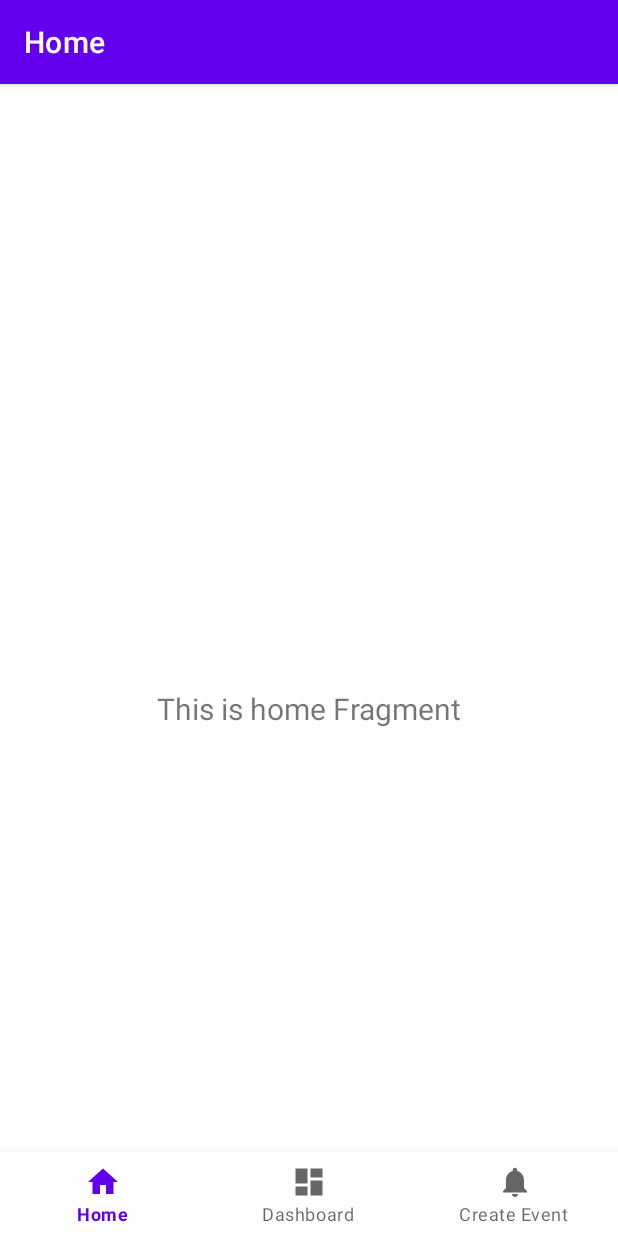
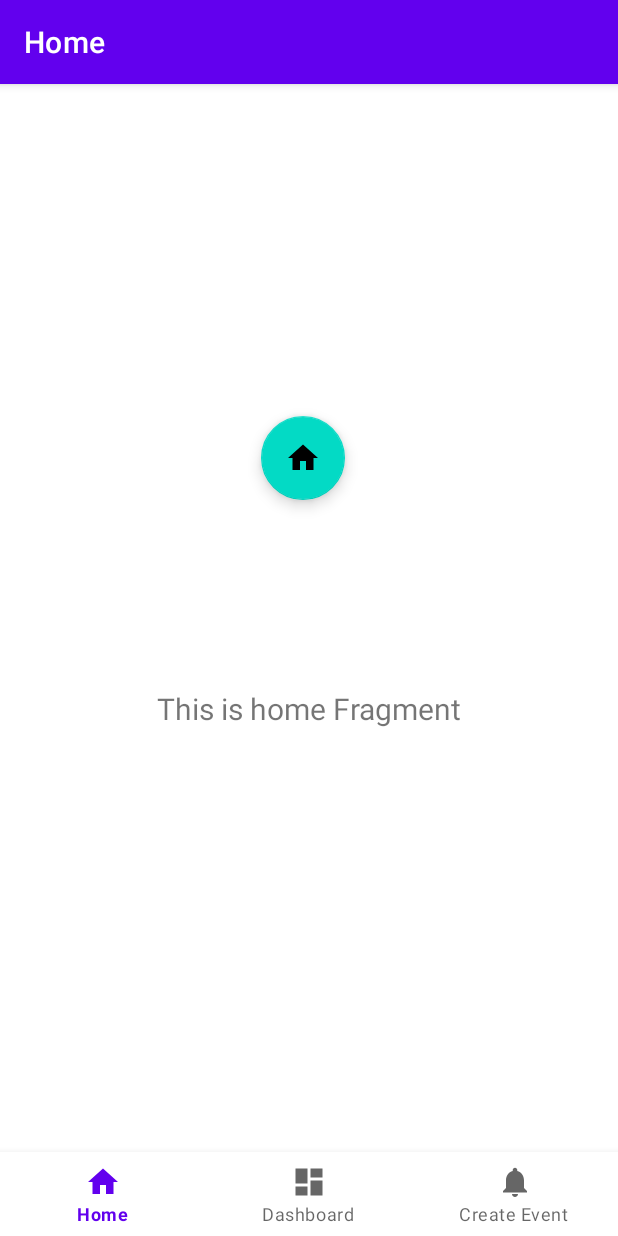
Before and after one commit to LucienLuc/kiwi, an Android app: the screen it shows after launch (MainActivity), on a phone screen of 412 x 824 dp. Run offline under Robolectric (Android 15) with nearby library versions, the phone set to English and light mode, and no system bars; our stand-ins replace Firebase (no records; nobody signed in at launch, a user with empty details on screens opened directly), navigation-ui.

```diff
--- a/app/build.gradle
+++ b/app/build.gradle
@@ -1,6 +1,7 @@
 plugins {
     id 'com.android.application'
     id 'org.jetbrains.kotlin.android'
+    id 'com.google.gms.google-services'
 }
 
 android {
@@ -44,6 +45,9 @@ dependencies {
     implementation 'androidx.lifecycle:lifecycle-viewmodel-ktx:2.4.1'
     implementation 'androidx.navigation:navigation-fragment-ktx:2.4.2'
     implementation 'androidx.navigation:navigation-ui-ktx:2.4.2'
+    implementation platform('com.google.firebase:firebase-bom:30.0.1')
+    implementation 'com.google.firebase:firebase-analytics-ktx'
+    implementation 'com.google.firebase:firebase-database-ktx'
     testImplementation 'junit:junit:4.13.2'
     androidTestImplementation 'androidx.test.ext:junit:1.1.3'
     androidTestImplementation 'androidx.test.espresso:espresso-core:3.4.0'
--- a/app/src/main/java/edu/ucsb/cs/cs184/group2/kiwi/MainActivity.kt
+++ b/app/src/main/java/edu/ucsb/cs/cs184/group2/kiwi/MainActivity.kt
@@ -1,12 +1,19 @@
 package edu.ucsb.cs.cs184.group2.kiwi
 
 import android.os.Bundle
+import android.util.Log
 import com.google.android.material.bottomnavigation.BottomNavigationView
 import androidx.appcompat.app.AppCompatActivity
 import androidx.navigation.findNavController
 import androidx.navigation.ui.AppBarConfiguration
 import androidx.navigation.ui.setupActionBarWithNavController
 import androidx.navigation.ui.setupWithNavController
+import com.google.android.material.floatingactionbutton.FloatingActionButton
+import com.google.firebase.database.DataSnapshot
+import com.google.firebase.database.DatabaseError
+import com.google.firebase.database.ValueEventListener
+import com.google.firebase.database.ktx.database
+import com.google.firebase.ktx.Firebase
 import edu.ucsb.cs.cs184.group2.kiwi.databinding.ActivityMainBinding
 
 class MainActivity : AppCompatActivity() {
@@ -31,5 +38,33 @@ class MainActivity : AppCompatActivity() {
         )
         setupActionBarWithNavController(navController, appBarConfiguration)
         navView.setupWithNavController(navController)
+
+        val fab: FloatingActionButton = findViewById(R.id.floatingActionButton)
+        fab.setOnClickListener{
+            testFirebase()
+        }
+
+        val database = Firebase.database
+        val myRef = database.getReference("message")
+
+        myRef.addValueEventListener(object : ValueEventListener {
+            override fun onDataChange(dataSnapshot: DataSnapshot) {
+                // This method is called once with the initial value and again
+                // whenever data at this location is updated.
+                val value = dataSnapshot.getValue()
+                Log.d("Test", "Value is: $value")
+            }
+
+            override fun onCancelled(error: DatabaseError) {
+                // Failed to read value
+                Log.w("Test", "Failed to read value.", error.toException())
+            }
+        })
+    }
+    private fun testFirebase() {
+        val database = Firebase.database
+        val myRef = database.getReference("message")
+
+        myRef.setValue("Hello, World!")
     }
 }
--- a/app/src/main/res/layout/activity_main.xml
+++ b/app/src/main/res/layout/activity_main.xml
@@ -1,6 +1,7 @@
 <?xml version="1.0" encoding="utf-8"?>
 <androidx.constraintlayout.widget.ConstraintLayout xmlns:android="http://schemas.android.com/apk/res/android"
     xmlns:app="http://schemas.android.com/apk/res-auto"
+    xmlns:tools="http://schemas.android.com/tools"
     android:id="@+id/container"
     android:layout_width="match_parent"
     android:layout_height="match_parent"
@@ -30,4 +31,15 @@
         app:layout_constraintTop_toTopOf="parent"
         app:navGraph="@navigation/mobile_navigation" />
 
+    <com.google.android.material.floatingactionbutton.FloatingActionButton
+        android:id="@+id/floatingActionButton"
+        android:layout_width="wrap_content"
+        android:layout_height="wrap_content"
+        android:layout_marginStart="174dp"
+        android:layout_marginTop="165dp"
+        android:clickable="true"
+        app:layout_constraintStart_toStartOf="parent"
+        app:layout_constraintTop_toTopOf="parent"
+        app:srcCompat="@drawable/ic_home_black_24dp" />
+
 </androidx.constraintlayout.widget.ConstraintLayout>
```
Also changed, not shown: build.gradle (+25 -0 lines), 1 other file.
